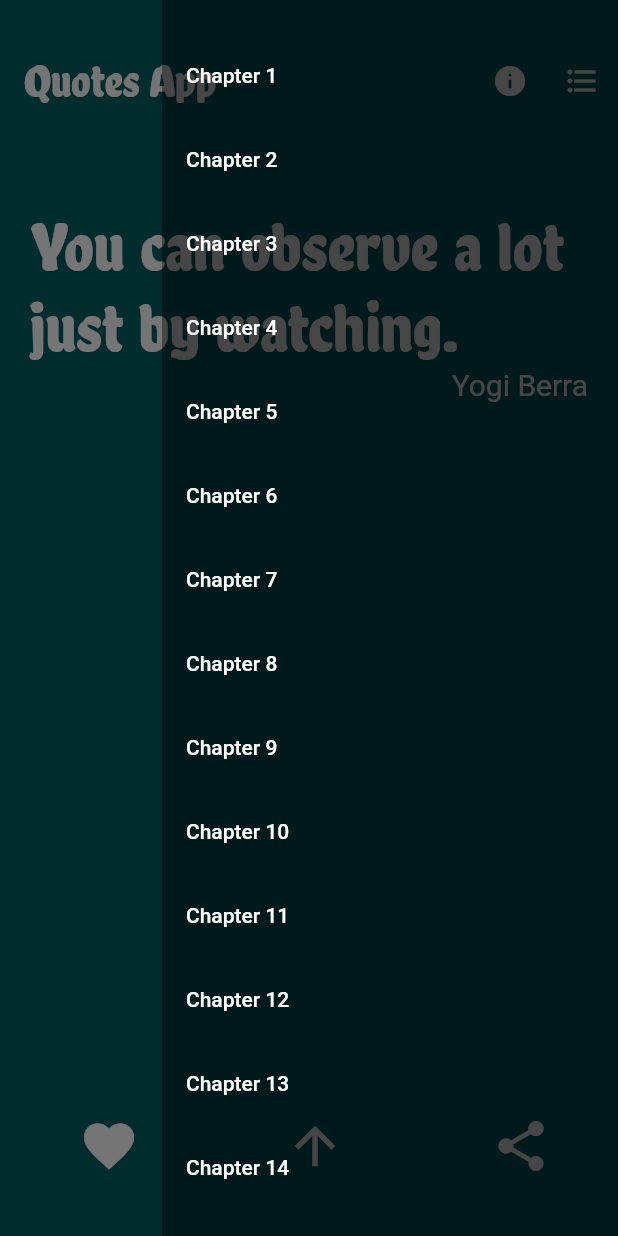
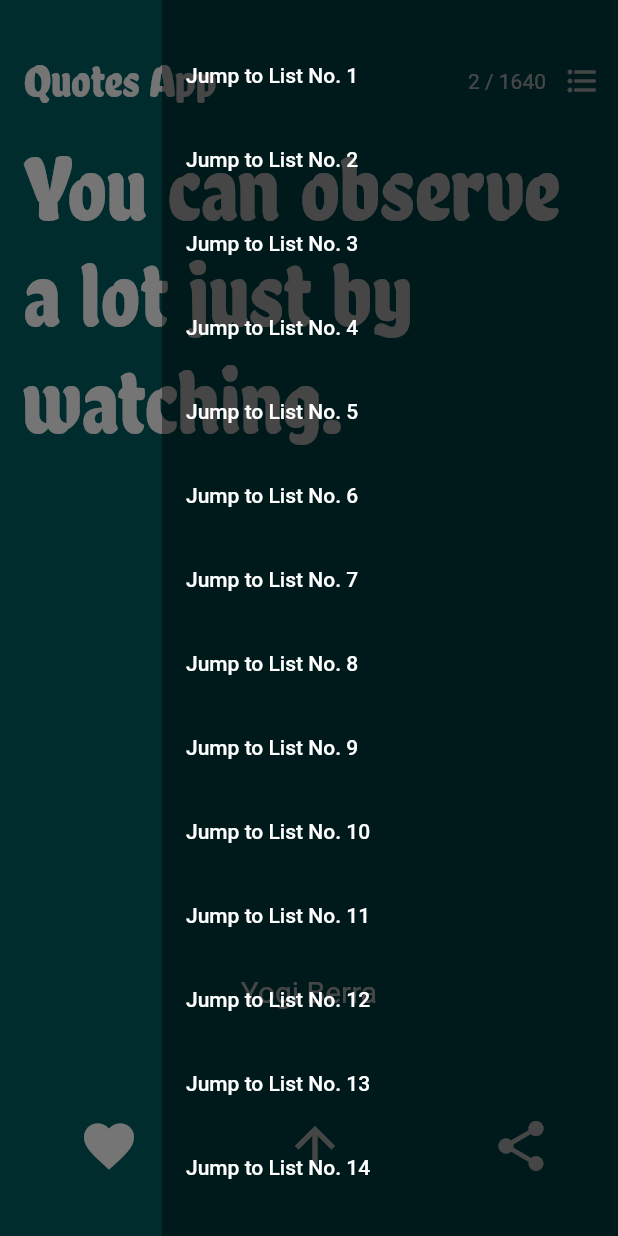
Before and after one commit to dhayaec/quotes_app, a Flutter app: the screen it shows after launch, scrolled down 576 dp, after a tap on the "format list bulleted" icon, on a phone screen of 412 x 824 dp. Run offline on Flutter 3.47's test engine with Material 2 defaults, Android fonts, the phone set to English and light mode, and no system bars; drawn by our look-alikes of auto_size_text; our stand-ins replace share; missing offline and left inert: flutter_statusbarcolor.

Commit message:
refactor and fix dynamic text size

```diff
--- /dev/null
+++ b/lib/BottomMenu.dart
@@ -0,0 +1,68 @@
+import 'package:flutter/material.dart';
+import 'package:share/share.dart';
+
+class BottomMenu extends StatelessWidget {
+  const BottomMenu({
+    Key key,
+    @required PageController pageController,
+    @required this.myData,
+  })  : _pageController = pageController,
+        super(key: key);
+
+  final PageController _pageController;
+  final dynamic myData;
+
+  @override
+  Widget build(BuildContext context) {
+    return Container(
+      alignment: Alignment.bottomCenter,
+      margin: EdgeInsets.only(bottom: 40.0),
+      child: Row(
+        mainAxisAlignment: MainAxisAlignment.spaceAround,
+        children: <Widget>[
+          IconButton(
+            color: Colors.white,
+            icon: Icon(
+              Icons.favorite,
+              size: 40.0,
+            ),
+            onPressed: () {},
+          ),
+          IconButton(
+            color: Colors.white,
+            icon: Icon(
+              Icons.arrow_upward,
+              size: 40.0,
+            ),
+            onPressed: () {
+              _pageController.animateToPage(0,
+                  duration: Duration(milliseconds: 250), curve: SawTooth(3));
+            },
+          ),
+          Builder(
+            builder: (BuildContext context) {
+              return IconButton(
+                color: Colors.white,
+                icon: Icon(
+                  Icons.share,
+                  size: 40.0,
+                ),
+                onPressed: () {
+                  final snackBar = SnackBar(
+                    content: Text('Loading available apps to share'),
+                    duration: Duration(seconds: 2),
+                  );
+                  var page = _pageController.page.toInt();
+                  var quoteText = myData[page]['quoteText'];
+                  var quoteAuthor = myData[page]['quoteAuthor'];
+                  Share.share(quoteText + '  --  ' + quoteAuthor);
+                  Scaffold.of(context).showSnackBar(snackBar);
+                },
+              );
+            },
+          ),
+        ],
+      ),
+    );
+  }
+}
--- /dev/null
+++ b/lib/Page.dart
@@ -0,0 +1,59 @@
+import 'package:auto_size_text/auto_size_text.dart';
+import 'package:flutter/material.dart';
+import 'package:quotes_app/constants.dart';
+
+class Page extends StatelessWidget {
+  const Page({
+    Key key,
+    @required this.index,
+    @required this.bgColor,
+    @required this.width,
+    @required this.height,
+    @required this.quoteText,
+    @required this.quoteAuthor,
+  }) : super(key: key);
+
+  final Color bgColor;
+  final double width;
+  final double height;
+  final String quoteText;
+  final String quoteAuthor;
+  final int index;
+
+  @override
+  Widget build(BuildContext context) {
+    return Container(
+      padding: EdgeInsets.only(top: 80.0),
+      color: bgColor,
+      child: Column(
+        children: <Widget>[
+          Padding(
+            padding: const EdgeInsets.all(10.0),
+            child: SizedBox(
+              width: width,
+              height: height,
+              child: AutoSizeText(quoteText,
+                  style: TextStyle(
+                    color: Colors.white,
+                    fontFamily: fontFamily[index % fontFamily.length],
+                  ),
+                  minFontSize: 10.0,
+                  presetFontSizes: [
+                    60.0,
+                    40.0,
+                    20.0,
+                  ]),
+            ),
+          ),
+          Text(
+            quoteAuthor,
+            style: TextStyle(
+              color: Colors.white,
+              fontSize: 20.0,
+            ),
+          )
+        ],
+      ),
+    );
+  }
+}
--- /dev/null
+++ b/lib/QuotesDrawer.dart
@@ -0,0 +1,35 @@
+import 'package:flutter/material.dart';
+
+class QuotesDrawer extends StatelessWidget {
+  final PageController pageController;
+
+  QuotesDrawer({@required this.pageController});
+  @override
+  Widget build(BuildContext context) {
+    final items = List<String>.generate(82, (i) => "Jump to List No. ${i + 1}");
+    return Drawer(
+      elevation: 0.0,
+      child: Container(
+        padding: EdgeInsets.only(top: 22.0),
+        child: ListView.builder(
+          itemCount: items.length,
+          itemBuilder: (context, index) {
+            return ListTile(
+              title: Text(
+                '${items[index]}',
+                style: TextStyle(color: Colors.white),
+              ),
+              onTap: () async {
+                Navigator.pop(context);
+                var page = index * 20;
+                // _pageController.jumpToPage(page);
+                pageController.animateToPage(page,
+                    duration: Duration(milliseconds: 250), curve: SawTooth(3));
+              },
+            );
+          },
+        ),
+      ),
+    );
+  }
+}
--- /dev/null
+++ b/lib/constants.dart
@@ -0,0 +1,36 @@
+
+import 'package:flutter/material.dart';
+
+List<Color> colorList = [
+  Colors.blue[900],
+  Colors.cyan[900],
+  Colors.lightBlue[900],
+  Colors.green[900],
+  Colors.teal[900],
+  Colors.yellow[900],
+  Colors.lightGreen[900],
+  Colors.lime[900],
+  Colors.orange[900],
+  Colors.amber[900],
+  Colors.pink[900],
+  Colors.deepOrange[900],
+  Colors.deepPurple[900],
+  Colors.red[900],
+  Colors.indigo[900],
+  Colors.purple[900],
+];
+
+List<String> fontFamily = [
+  'Bad Script',
+  'Chela One',
+  'Dancing Script',
+  'Gabriela',
+  'Gaegu',
+  'Handlee',
+  'Knewave',
+  'Marck Script',
+  'Markazi Text',
+  'Norican',
+  'Pacifico',
+  'Shadows Into Light'
+];
--- a/lib/main.dart
+++ b/lib/main.dart
@@ -1,7 +1,10 @@
 import 'dart:convert';
-import 'dart:math';
 import 'package:flutter/material.dart';
-import 'package:share/share.dart';
+import 'package:flutter_statusbarcolor/flutter_statusbarcolor.dart';
+import 'package:quotes_app/BottomMenu.dart';
+import 'package:quotes_app/Page.dart';
+import 'package:quotes_app/QuotesDrawer.dart';
+import 'package:quotes_app/constants.dart';
 
 void main() => runApp(MyApp());
 
@@ -19,80 +22,24 @@ class MyApp extends StatelessWidget {
   }
 }
 
-class Page extends StatelessWidget {
-  final color;
-  final quoteText;
-  final fontFamily;
-  final authorName;
-
-  Page(this.color, this.fontFamily, this.quoteText, this.authorName);
+class PageViewExample extends StatefulWidget {
   @override
-  Widget build(BuildContext context) {
-    return Container(
-      padding: EdgeInsets.all(10.0),
-      color: color,
-      child: Center(
-          child: Container(
-        child: Column(
-          children: <Widget>[
-            Text(
-              quoteText,
-              style: TextStyle(
-                  fontSize: 30.0, color: Colors.white, fontFamily: fontFamily),
-            ),
-            Text(authorName)
-          ],
-        ),
-      )),
-    );
+  PageViewExampleState createState() {
+    return new PageViewExampleState();
   }
 }
 
-List<Color> colorList = [
-  Colors.blue[900],
-  Colors.cyan[900],
-  Colors.lightBlue[900],
-  Colors.green[900],
-  Colors.teal[900],
-  Colors.yellow[900],
-  Colors.lightGreen[900],
-  Colors.lime[900],
-  Colors.orange[900],
-  Colors.amber[900],
-  Colors.pink[900],
-  Colors.deepOrange[900],
-  Colors.deepPurple[900],
-  Colors.red[900],
-  Colors.indigo[900],
-  Colors.purple[900],
-];
-
-List<String> fontFamily = [
-  'Bad Script',
-  'Chela One',
-  'Dancing Script',
-  'Gabriela',
-  'Gaegu',
-  'Handlee',
-  'Knewave',
-  'Marck Script',
-  'Markazi Text',
-  'Norican',
-  'Pacifico',
-  'Shadows Into Light'
-];
-
-class PageViewExample extends StatelessWidget {
+class PageViewExampleState extends State<PageViewExample> {
   final PageController _pageController = PageController();
-
+  int _itemNumber = 1;
   @override
   Widget build(BuildContext context) {
     return Scaffold(
-        drawer: _buildDrawer(context, count: 100),
-        endDrawer: _buildDrawer(context),
+        endDrawer: QuotesDrawer(
+          pageController: _pageController,
+        ),
         body: FutureBuilder(
-            future: DefaultAssetBundle
-                .of(context)
+            future: DefaultAssetBundle.of(context)
                 .loadString('assets/json/quotes.json'),
             builder: (context, snapshot) {
               var myData = json.decode(snapshot.data.toString());
@@ -100,47 +47,31 @@ class PageViewExample extends StatelessWidget {
                 fit: StackFit.expand,
                 children: <Widget>[
                   PageView.builder(
+                    onPageChanged: (index) {
+                      setState(() async {
+                        _itemNumber = index + 1;
+                        var bgColor = colorList[index % colorList.length];
+                        await FlutterStatusbarcolor.setNavigationBarColor(
+                            bgColor);
+                      });
+                    },
                     itemCount: myData == null ? 0 : myData.length,
                     scrollDirection: Axis.vertical,
                     controller: _pageController,
                     itemBuilder: (context, index) {
                       var quoteText = myData[index]['quoteText'];
                       var quoteAuthor = myData[index]['quoteAuthor'];
-                      double height = MediaQuery.of(context).size.height;
-                      return Container(
-                        padding: EdgeInsets.only(
-                            top: height / 6, left: 20.0, right: 20.0),
-                        color: colorList[index % colorList.length],
-                        child: Column(
-                          children: <Widget>[
-                            LayoutBuilder(builder: (context, constraint) {
-                              var fontSizeFactor = min(
-                                          constraint.biggest.height,
-                                          constraint.biggest.width) /
-                                      quoteText.length +
-                                  36;
-                              return Text(
-                                quoteText,
-                                style: TextStyle(
-                                    color: Colors.white,
-                                    fontFamily:
-                                        fontFamily[index % fontFamily.length],
-                                    fontSize: fontSizeFactor),
-                              );
-                            }),
-                            Align(
-                              alignment: Alignment.bottomRight,
-                              child: Text(
-                                quoteAuthor,
-                                style: TextStyle(
-                                  color: Colors.white,
-                                  fontSize: 20.0,
-                                ),
-                              ),
-                            )
-                          ],
-                        ),
-                      );
+                      double width = MediaQuery.of(context).size.width - 30.0;
+                      double height = MediaQuery.of(context).size.height / 1.5;
+                      Color bgColor = colorList[index % colorList.length];
+
+                      return new Page(
+                          index: index,
+                          bgColor: bgColor,
+                          width: width,
+                          height: height,
+                          quoteText: quoteText,
+                          quoteAuthor: quoteAuthor);
                     },
                   ),
                   Container(
@@ -161,10 +92,9 @@ class PageViewExample extends StatelessWidget {
                         ),
                         Row(
                           children: <Widget>[
-                            IconButton(
-                              color: Colors.white,
-                              icon: Icon(Icons.info),
-                              onPressed: () {},
+                            Text(
+                              "$_itemNumber / ${myData.length}",
+                              style: TextStyle(color: Colors.white),
                             ),
                             Builder(
                               builder: (BuildContext context) {
@@ -182,89 +112,10 @@ class PageViewExample extends StatelessWidget {
                       ],
                     ),
                   ),
-                  Container(
-                    alignment: Alignment.bottomCenter,
-                    margin: EdgeInsets.only(bottom: 40.0),
-                    child: Row(
-                      mainAxisAlignment: MainAxisAlignment.spaceAround,
-                      children: <Widget>[
-                        IconButton(
-                          color: Colors.white,
-                          icon: Icon(
-                            Icons.favorite,
-                            size: 40.0,
-                          ),
-                          onPressed: () {},
-                        ),
-                        IconButton(
-                          color: Colors.white,
-                          icon: Icon(
-                            Icons.arrow_upward,
-                            size: 40.0,
-                          ),
-                          onPressed: () {
-                            _pageController.animateToPage(0,
-                                duration: Duration(milliseconds: 250),
-                                curve: SawTooth(3));
-                          },
-                        ),
-                        Builder(
-                          builder: (BuildContext context) {
-                            return IconButton(
-                              color: Colors.white,
-                              icon: Icon(
-                                Icons.share,
-                                size: 40.0,
-                              ),
-                              onPressed: () {
-                                final snackBar = SnackBar(
-                                  content:
-                                      Text('Loading available apps to share'),
-                                  duration: Duration(seconds: 2),
-                                );
-                                var page = _pageController.page.toInt();
-                                var quoteText = myData[page]['quoteText'];
-                                var quoteAuthor = myData[page]['quoteAuthor'];
-                                Share.share(quoteText + '  --  ' + quoteAuthor);
-                                Scaffold.of(context).showSnackBar(snackBar);
-                              },
-                            );
-                          },
-                        ),
-                      ],
-                    ),
-                  ),
+                  new BottomMenu(
+                      pageController: _pageController, myData: myData),
                 ],
               );
             }));
   }
-
-  Widget _buildDrawer(BuildContext context, {int count = 82}) {
-    final items = List<String>.generate(count, (i) => "Chapter ${i+1}");
-
-    return Drawer(
-      elevation: 0.0,
-      child: Container(
-        padding: EdgeInsets.only(top: 22.0),
-        child: ListView.builder(
-          itemCount: items.length,
-          itemBuilder: (context, index) {
-            return ListTile(
-              title: Text(
-                '${items[index]}',
-                style: TextStyle(color: Colors.white),
-              ),
-              onTap: () async {
-                Navigator.pop(context);
-                var page = index * 20;
-                // _pageController.jumpToPage(page);
-                _pageController.animateToPage(page,
-                    duration: Duration(milliseconds: 250), curve: SawTooth(3));
-              },
-            );
-          },
-        ),
-      ),
-    );
-  }
 }
```
Also changed, not shown: pubspec.yaml (+3 -4 lines), pubspec.lock.
